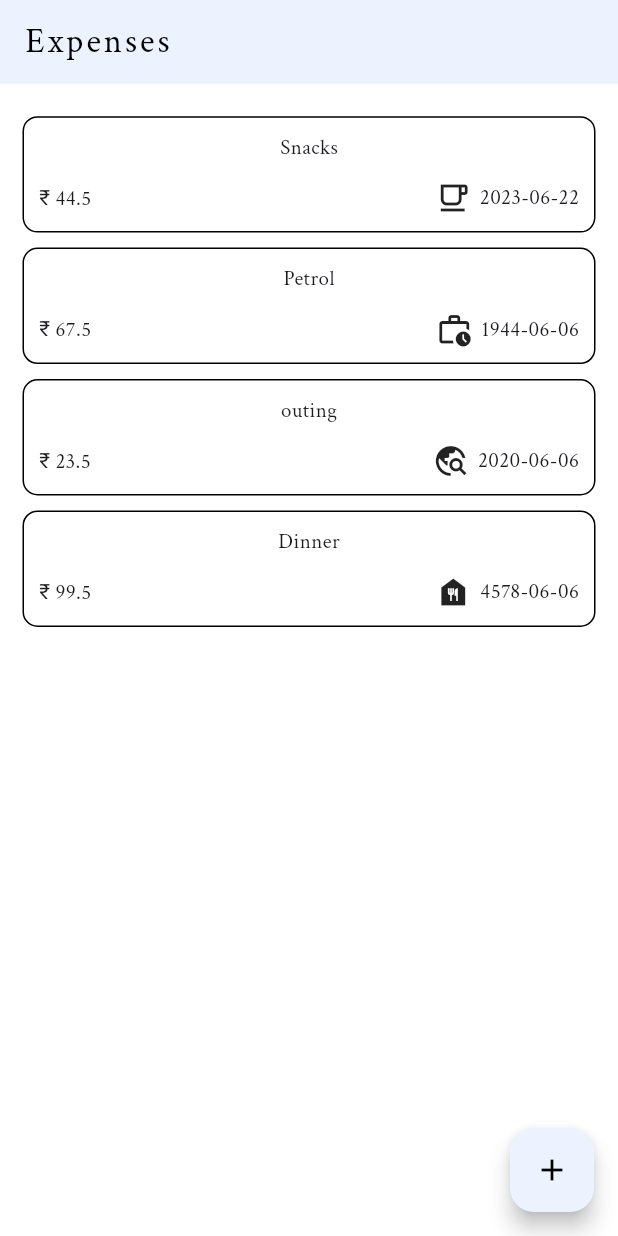
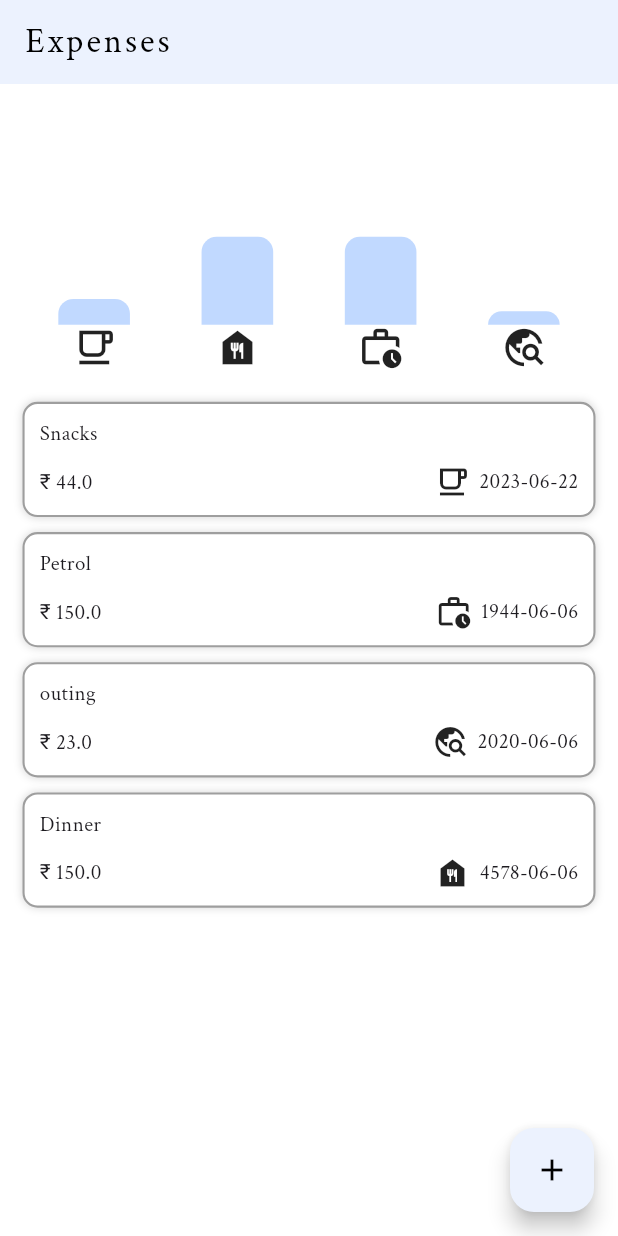
Before and after one commit to YojitSutradhar007/Expense_tracker, a Flutter app: the screen it shows after launch, after a tap on "Dinner", on a phone screen of 412 x 824 dp. Run offline on Flutter 3.47's test engine with Material 2 defaults, Android fonts, the light colour scheme and no system bars; our stand-ins replace flutter_screenutil, go_router, lottie.

Commit message:
add charts for list of expenses

```diff
--- a/lib/app/app.dart
+++ b/lib/app/app.dart
@@ -2,10 +2,10 @@ import 'package:expense_tracker_dev/router/routes.dart';
 import 'package:flutter/material.dart';
 import 'package:flutter_screenutil/flutter_screenutil.dart';
 import '../resources/resources.dart';
-final scaffoldKey=GlobalKey<ScaffoldMessengerState>();
 
 class ExpenseTracker extends StatelessWidget {
-    ExpenseTracker({Key? key}) : super(key: key);
+  const ExpenseTracker({Key? key}) : super(key: key);
+
   @override
   Widget build(BuildContext context) {
     return ScreenUtilInit(
@@ -14,24 +14,13 @@ class ExpenseTracker extends StatelessWidget {
       splitScreenMode: true,
       builder: (context, child) {
         return MaterialApp.router(
-          scaffoldMessengerKey: scaffoldKey,
           theme: ThemeData(
             useMaterial3: true,
-            /*colorScheme: ColorScheme(onPrimary:, brightness: null,
-                primary: null,
-                secondary: null,
-                onSecondary: null,
-                error: null,
-                onError: null,
-                background: null,
-                onBackground: null,
-                surface: null,
-                onSurface: null),*/
-            primaryColor: ColorManager.rgbWhiteColor,
+            // colorScheme: ColorScheme.fromSeed(seedColor: ColorManager.rgbWhiteBlueColor).copyWith(background: ColorManager.whiteColor ),
+            // primaryColor: ColorManager.rgbWhiteColor,
             appBarTheme: const AppBarTheme(
               elevation: 0,
               color: Color.fromRGBO(236, 242, 254, 1),
-
             ),
             scaffoldBackgroundColor: ColorManager.whiteColor,
             fontFamily: "CrimsonText",
--- a/lib/data/expense_data.dart
+++ b/lib/data/expense_data.dart
@@ -12,22 +12,32 @@ class ExpenseData {
   static List<AddExpense> expData = [
     AddExpense(
         title: "Snacks",
-        amount: 44.5,
+        amount: 44.0,
         date: DateTime.now(),
         category: Categories.leisure),
     AddExpense(
         title: "Petrol",
-        amount: 67.5,
+        amount: 150.0,
         date: DateTime.utc(1944, 6, 6),
         category: Categories.work),
+    // AddExpense(
+    //     title: "Petrol",
+    //     amount: 99.0,
+    //     date: DateTime.utc(1944, 6, 6),
+    //     category: Categories.work),
     AddExpense(
         title: "outing",
-        amount: 23.5,
+        amount: 23.0,
         date: DateTime.utc(2020, 6, 6),
         category: Categories.travel),
+    // AddExpense(
+    //     title: "Dinner",
+    //     amount: 99.0,
+    //     date: DateTime.utc(4578, 6, 6),
+    //     category: Categories.food),
     AddExpense(
         title: "Dinner",
-        amount: 99.5,
+        amount: 150.0,
         date: DateTime.utc(4578, 6, 6),
         category: Categories.food),
 
--- a/lib/main.dart
+++ b/lib/main.dart
@@ -2,5 +2,5 @@ import 'package:flutter/material.dart';
 import 'app/app.dart';
 
 void main() {
-  runApp(  ExpenseTracker());
+  runApp(const ExpenseTracker());
 }
--- a/lib/models/add_expense.dart
+++ b/lib/models/add_expense.dart
@@ -1,20 +1,41 @@
 import 'package:uuid/uuid.dart';
+import '../data/expense_data.dart';
 
 enum Categories { food, travel, leisure, work }
 
 const uuid = Uuid();
 
 class AddExpense {
-  AddExpense(
-      {required this.title,
-      required this.amount,
-      required this.date,
-      required this.category})
-      : id = uuid.v4();
-
+  AddExpense({required this.title, required this.amount, required this.date, required this.category}) : id = uuid.v4();
   final String? id;
   final String title;
   final double amount;
   final DateTime date;
   final Categories category;
 }
+
+class ExpenseList {
+  ExpenseList({
+    required this.category,
+    required this.expenses,
+  });
+
+  final Categories category;
+  final List<AddExpense> expenses;
+  double sum=0;
+  double count=0;
+
+
+  totalExpense(){
+    for (int i = 0; i < ExpenseData.expData.length; i++) {
+      sum += ExpenseData.expData[i].amount;
+    }
+    for (int i = 0; i < ExpenseData.expData.length; i++) {
+      if(category==ExpenseData.expData[i].category){
+        count+=ExpenseData.expData[i].amount;
+      }
+    }
+    print(count);
+    return count;
+  }
+}
--- a/lib/screens/add_expense/add_expense_screen.dart
+++ b/lib/screens/add_expense/add_expense_screen.dart
@@ -36,6 +36,21 @@ class _AddNewExpenseState extends State<AddNewExpense> with SingleTickerProvider
   );
 
   @override
+  void initState() {
+    super.initState();
+    // _animationController.addListener(
+    //   () {
+    //     print("animation on going");
+    //   },
+    // );
+    _animationController.addStatusListener(
+      (status) {
+        print(status);
+      },
+    );
+  }
+
+  @override
   void dispose() {
     super.dispose();
     _dateController.dispose();
@@ -47,9 +62,9 @@ class _AddNewExpenseState extends State<AddNewExpense> with SingleTickerProvider
   @override
   Widget build(BuildContext context) {
     print("build");
-    return SafeArea(
-      child: Container(
-        padding: const EdgeInsets.fromLTRB(15,45,15,15,).w,
+    return Container(
+      color: ColorManager.whiteColor,
+      padding: const EdgeInsets.fromLTRB(15, 45, 15, 15).w,
       child: Column(
         children: [
           PrimaryTextField(
@@ -145,14 +160,15 @@ class _AddNewExpenseState extends State<AddNewExpense> with SingleTickerProvider
                 width: 25.w,
               ),
               ElevatedButton(
-                  onLongPress: (){
+                onLongPress: () {
                   //for debug processing
                   ExpenseData.expData.add(
-                      AddExpense(title: "Dinner", amount: 99.5, date: DateTime.utc(4578, 6, 6), category: Categories.food),
+                    AddExpense(
+                        title: "Dinner", amount: 99.5, date: DateTime.utc(4578, 6, 6), category: Categories.food),
                   );
                   len.value = ExpenseData.expData.length;
                   Navigator.pop(context);
-
+                  setState(() {});
                 },
                 onPressed: onPressed,
                 style: ElevatedButton.styleFrom(backgroundColor: ColorManager.rgbWhiteColor, elevation: 2),
@@ -196,11 +212,8 @@ class _AddNewExpenseState extends State<AddNewExpense> with SingleTickerProvider
           )
         ],
       ),
-      ),
     );
   }
-
-
 
   void onPressed() {
     if (_expenseCtrl.text.trim().isEmpty ||
@@ -227,6 +240,7 @@ class _AddNewExpenseState extends State<AddNewExpense> with SingleTickerProvider
             category: _categories!),
       );
       Navigator.pop(context);
+      setState(() {});
     }
     len.value = ExpenseData.expData.length;
   }
--- a/lib/screens/home/home_screen.dart
+++ b/lib/screens/home/home_screen.dart
@@ -1,3 +1,4 @@
+import 'package:expense_tracker_dev/models/add_expense.dart';
 import 'package:flutter/material.dart';
 import 'package:flutter_screenutil/flutter_screenutil.dart';
 import '../../widgets/widgets.dart';
@@ -7,19 +8,64 @@ import 'package:expense_tracker_dev/resources/resources.dart';
 
 final ValueNotifier<int> len = ValueNotifier(ExpenseData.expData.length);
 
-class HomeScreen extends StatelessWidget {
+class HomeScreen extends StatefulWidget {
   HomeScreen({Key? key}) : super(key: key);
+
+  @override
+  State<HomeScreen> createState() => _HomeScreenState();
+}
+
+class _HomeScreenState extends State<HomeScreen> {
   final WarningBar _bar = WarningBar();
   late final _removed = _bar.snack("Expense Removed", ColorManager.rgbWhiteBlueColor);
 
+  double _sum = 0;
+  double _leisure = 0;
+  double _food = 0;
+  double _work = 0;
+  double _travel = 0;
+
+  void totalExpense() {
+    for (int i = 0; i < ExpenseData.expData.length; i++) {
+      if (Categories.food == ExpenseData.expData[i].category) {
+        _food += ExpenseData.expData[i].amount;
+      } else if (Categories.leisure == ExpenseData.expData[i].category) {
+        _leisure += ExpenseData.expData[i].amount;
+      } else if (Categories.work == ExpenseData.expData[i].category) {
+        _work += ExpenseData.expData[i].amount;
+      } else if (Categories.travel == ExpenseData.expData[i].category) {
+        _travel += ExpenseData.expData[i].amount;
+      }
+    }
+    print(_sum);
+  }
+
+  void removeExpense() {
+    for (int i = 0; i < ExpenseData.expData.length; i++) {
+      _sum += ExpenseData.expData[i].amount;
+    }
+    _food = ExpenseList(category: Categories.food, expenses: ExpenseData.expData).totalExpense();
+    _travel = ExpenseList(category: Categories.travel, expenses: ExpenseData.expData).totalExpense();
+    _work = ExpenseList(category: Categories.work, expenses: ExpenseData.expData).totalExpense();
+    _leisure = ExpenseList(category: Categories.leisure, expenses: ExpenseData.expData).totalExpense();
+  }
+
+  @override
+  void initState() {
+    super.initState();
+  }
+
   @override
   Widget build(BuildContext context) {
+    removeExpense();
+
     return GestureDetector(
       onTap: () {
         FocusManager.instance.primaryFocus?.unfocus();
       },
       child: Scaffold(
         appBar: AppBar(
+          scrolledUnderElevation: 0,
           title: Text(
             "Expenses",
             style: TextStyle(color: Colors.black, fontSize: 20.sp, letterSpacing: 2),
@@ -30,6 +76,43 @@ class HomeScreen extends StatelessWidget {
             padding: const EdgeInsets.symmetric(horizontal: 15),
             child: Column(
               children: [
+                Padding(
+                  padding: EdgeInsets.only(top: 15.r),
+                  child: SizedBox(
+                    height: 120.h,
+                    child: Row(
+                      crossAxisAlignment: CrossAxisAlignment.end,
+                      mainAxisAlignment: MainAxisAlignment.spaceBetween,
+                      children: [
+                        ExpenseChart(totalExpense: _leisure, sum: _sum),
+                        ExpenseChart(totalExpense: _food, sum: _sum),
+                        ExpenseChart(totalExpense: _work, sum: _sum),
+                        ExpenseChart(totalExpense: _travel, sum: _sum),
+                      ],
+                    ),
+                  ),
+                ),
+                const Row(
+                  mainAxisAlignment: MainAxisAlignment.spaceAround,
+                  children: [
+                    Icon(
+                      Icons.free_breakfast_outlined,
+                      size: 30,
+                    ),
+                    Icon(
+                      Icons.food_bank_sharp,
+                      size: 30,
+                    ),
+                    Icon(
+                      Icons.work_history_outlined,
+                      size: 30,
+                    ),
+                    Icon(
+                      Icons.travel_explore,
+                      size: 30,
+                    ),
+                  ],
+                ),
                 Expanded(
                   child: ValueListenableBuilder(
                     valueListenable: len,
@@ -52,6 +135,8 @@ class HomeScreen extends StatelessWidget {
                                     ScaffoldMessenger.of(context).clearSnackBars();
                                     ScaffoldMessenger.of(context).showSnackBar(_removed);
                                     ExpenseData.expData.remove(ExpenseData.expData[index]);
+                                    setState(() {});
+
                                     len.value = ExpenseData.expData.length;
                                   },
                                   child: GestureDetector(
@@ -60,16 +145,20 @@ class HomeScreen extends StatelessWidget {
                                     },
                                     child: Container(
                                       padding: const EdgeInsets.all(10),
-                                      height: 65.h,
                                       margin: const EdgeInsets.only(top: 10),
                                       decoration: BoxDecoration(
-                                        border: Border.all(color: Colors.black),
-                                        borderRadius: BorderRadius.circular(10),
-                                      ),
+                                          color: ColorManager.whiteColor,
+                                          border: Border.all(color: ColorManager.greyColor, width: 1.22.w),
+                                          borderRadius: BorderRadius.circular(10),
+                                          boxShadow: [
+                                            BoxShadow(color: ColorManager.greyColor.withOpacity(0.4), blurRadius: 4)
+                                          ]),
                                       child: Column(
                                         mainAxisAlignment: MainAxisAlignment.spaceBetween,
+                                        crossAxisAlignment: CrossAxisAlignment.start,
                                         children: [
                                           Text(ExpenseData.expData[index].title),
+                                          const SizedBox(height: 10),
                                           Row(
                                             mainAxisAlignment: MainAxisAlignment.spaceBetween,
                                             children: [
@@ -79,14 +168,12 @@ class HomeScreen extends StatelessWidget {
                                                   Icon(
                                                     icons[ExpenseData.expData[index].category],
                                                   ),
-                                                  const SizedBox(
-                                                    width: 6,
-                                                  ),
+                                                  const SizedBox(width: 6),
                                                   Text(ExpenseData.expData[index].date.toString().split(" ")[0])
                                                 ],
                                               )
                                             ],
-                                          )
+                                          ),
                                         ],
                                       ),
                                     ),
@@ -96,7 +183,7 @@ class HomeScreen extends StatelessWidget {
                             );
                     },
                   ),
-                )
+                ),
               ],
             ),
           ),
@@ -119,3 +206,34 @@ class HomeScreen extends StatelessWidget {
     );
   }
 }
+
+class ExpenseChart extends StatelessWidget {
+  const ExpenseChart({
+    super.key,
+    required double totalExpense,
+    required double sum,
+  })  : _totalExpense = totalExpense,
+        _sum = sum;
+
+  final double _totalExpense;
+  final double _sum;
+
+  @override
+  Widget build(BuildContext context) {
+    return Expanded(
+      child: FractionallySizedBox(
+        heightFactor: _totalExpense / _sum,
+        widthFactor: 0.5,
+        child: Container(
+          decoration: const BoxDecoration(
+            color: ColorManager.rgbWhiteBlueColor,
+            borderRadius: BorderRadius.only(
+              topLeft: Radius.circular(10),
+              topRight: Radius.circular(10),
+            ),
+          ),
+        ),
+      ),
+    );
+  }
+}
```
Lines whose indentation alone changed are shown as unchanged.
